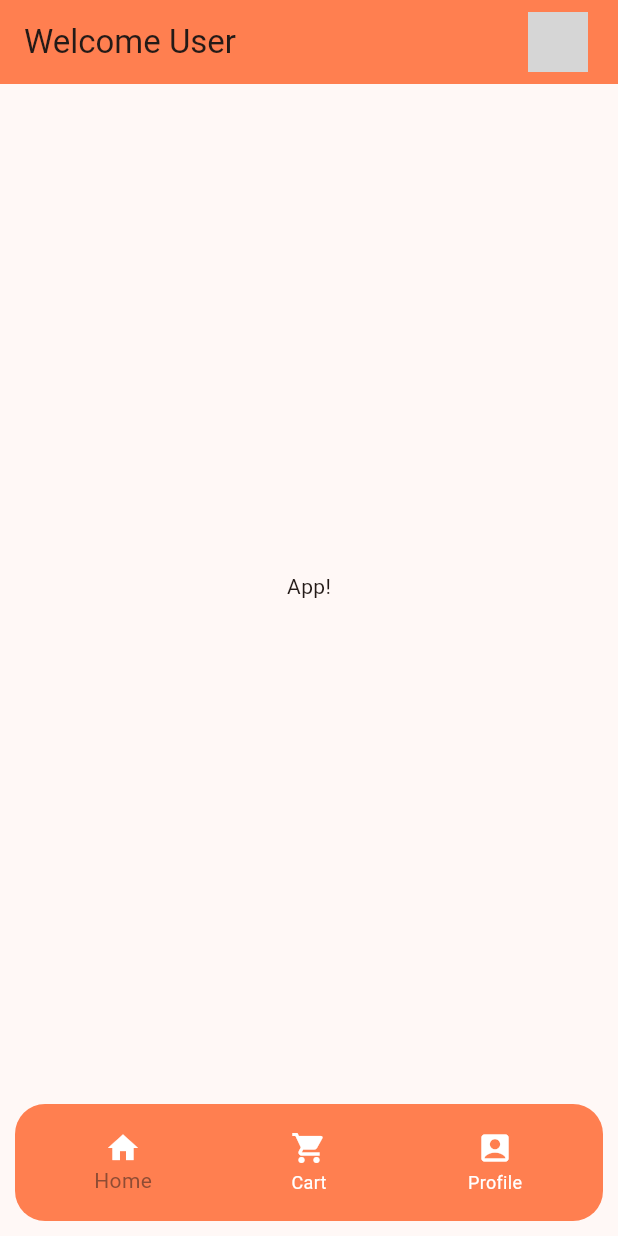
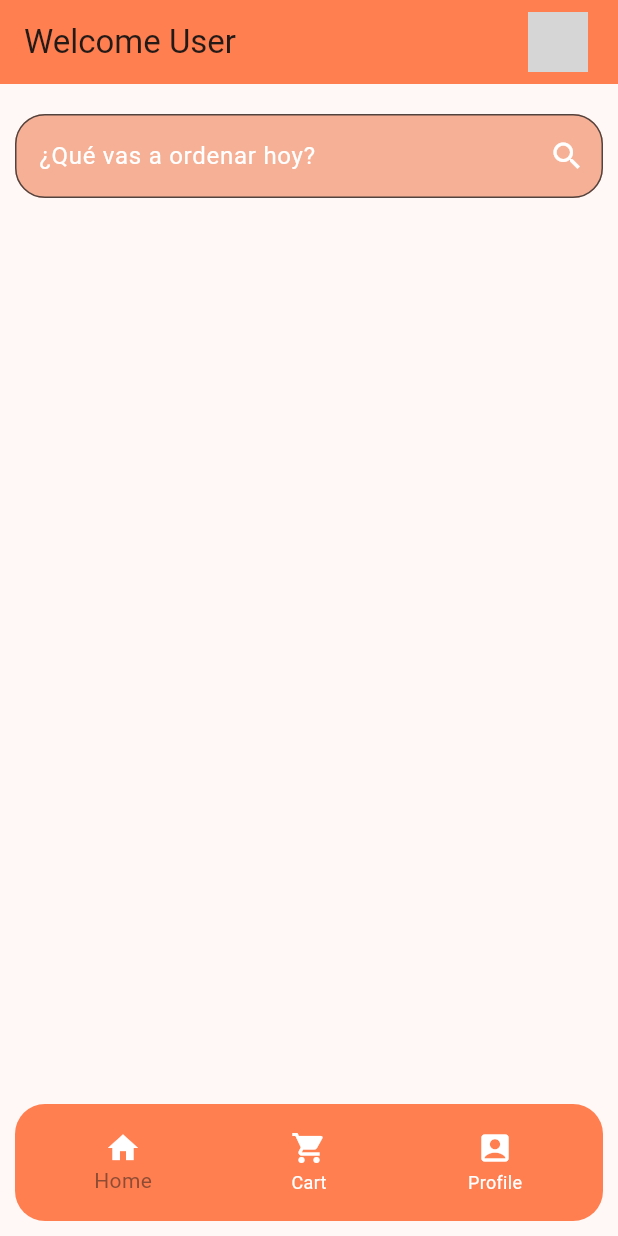
Before and after one commit to Alfred024/cafe_app_flutter, a Flutter app: the screen it shows after launch, on a phone screen of 412 x 824 dp. Run offline on Flutter 3.47's test engine with Material 2 defaults, Android fonts, the phone set to English and light mode, and no system bars; network calls fail; grey boxes are pictures that could not be loaded.

Commit message:
Template of home_page with widget SearchBar UI

```diff
--- a/lib/main.dart
+++ b/lib/main.dart
@@ -1,6 +1,6 @@
 import 'package:flutter/material.dart';
 import 'package:food_app/config/theme/app_theme.dart';
-import 'package:food_app/widgets/appbar.dart';
+import 'package:food_app/screens/home_page.dart';
 import 'package:food_app/widgets/navbar_bottom.dart';
 
 void main() {
@@ -29,12 +29,7 @@ class MainApp extends StatelessWidget {
                 )),
           ],
         ),
-        body: const Center(
-          child: Text(
-            'App!',
-            style: TextStyle(),
-          ),
-        ),
+        body: const HomePage(),
         bottomNavigationBar: const NavbarBottom(),
       ),
     );
--- a/lib/screens/home_page.dart
+++ b/lib/screens/home_page.dart
@@ -0,0 +1,18 @@
+import 'package:flutter/material.dart';
+import 'package:food_app/widgets/search_bar.dart';
+
+//PageView.builder: Creates a scrollable list that works page by page using widgets that are created on demand.
+//PageView.custom: Function with a list of children defined
+
+class HomePage extends StatelessWidget {
+  const HomePage({super.key});
+
+  @override
+  Widget build(BuildContext context) {
+    return Container(
+      padding: const EdgeInsets.only(left: 10, right: 10, top: 20, bottom: 15),
+      //alignment: Alignment.topCenter,
+      child: const Column(children: [SearchBarField(onValue: null), Row()]),
+    );
+  }
+}
--- a/lib/widgets/search_bar.dart
+++ b/lib/widgets/search_bar.dart
@@ -1,10 +1,33 @@
 import 'package:flutter/material.dart';
 
-class SearchBar extends StatelessWidget {
-  const SearchBar({super.key});
+class SearchBarField extends StatelessWidget {
+  final ValueChanged<String>? onValue;
+  const SearchBarField({super.key, this.onValue});
 
   @override
   Widget build(BuildContext context) {
-    return TextField();
+    //final colors = Theme.of(context).colorScheme;
+    final textController = TextEditingController();
+    final textFieldDecoration = InputDecoration(
+        //enabledBorder: ,
+        filled: true,
+        fillColor: const Color.fromARGB(255, 245, 176, 150),
+        border: OutlineInputBorder(
+            borderRadius: BorderRadius.circular(20),
+            borderSide: const BorderSide(width: 30)),
+        hintText: '¿Qué vas a ordenar hoy?',
+        hintStyle: const TextStyle(color: Colors.white),
+        suffixIcon: IconButton(
+            onPressed: () {
+              final fieldValue = textController.value.text;
+              textController.clear();
+              //onValue(fieldValue);
+            },
+            icon: const Icon(Icons.search, color: Colors.white)));
+
+    return TextField(
+      decoration: textFieldDecoration,
+      controller: textController,
+    );
   }
 }
```
